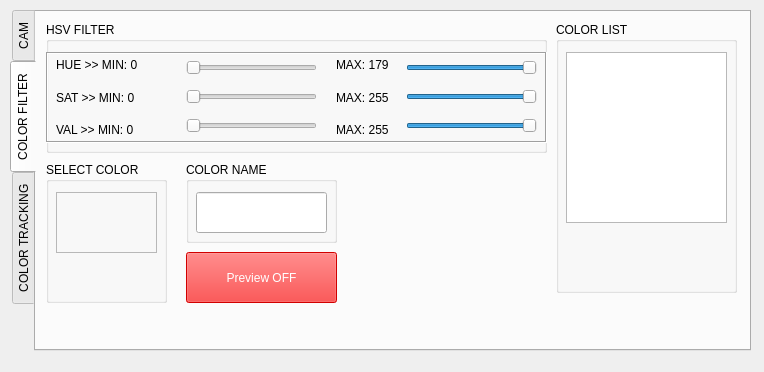
Above: ASMRtracking/mainwindow.ui from eastanganelli/asmrCV before the change. Below: the same form after it.
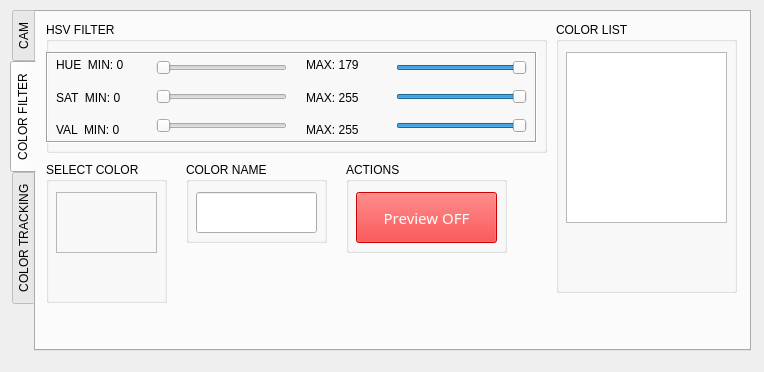
That is the form after the change. The open tabs and pages were chosen to show the change. Icons and pictures are not drawn.

```diff
--- a/ASMRtracking/mainwindow.ui
+++ b/ASMRtracking/mainwindow.ui
@@ -259,30 +259,6 @@
      <attribute name="title">
       <string>COLOR FILTER</string>
      </attribute>
-     <widget class="QPushButton" name="btnHSVpreview">
-      <property name="enabled">
-       <bool>false</bool>
-      </property>
-      <property name="geometry">
-       <rect>
-        <x>150</x>
-        <y>240</y>
-        <width>151</width>
-        <height>51</height>
-       </rect>
-      </property>
-      <property name="styleSheet">
-       <string notr="true">background-color: rgb(255, 0, 0);
-font: 81 12pt &quot;Rockwell Extra Bold&quot;;
-color: rgb(255, 255, 255);</string>
-      </property>
-      <property name="text">
-       <string>Preview OFF</string>
-      </property>
-      <property name="flat">
-       <bool>false</bool>
-      </property>
-     </widget>
      <widget class="QGroupBox" name="gbHSVfilter">
       <property name="geometry">
        <rect>
@@ -303,7 +279,7 @@
         <rect>
          <x>0</x>
          <y>30</y>
-         <width>501</width>
+         <width>491</width>
          <height>91</height>
         </rect>
        </property>
@@ -316,7 +292,7 @@
        <widget class="QWidget" name="verticalLayoutWidget">
         <property name="geometry">
          <rect>
-          <x>140</x>
+          <x>110</x>
           <y>0</y>
           <width>131</width>
           <height>91</height>
@@ -358,7 +334,7 @@
        <widget class="QWidget" name="verticalLayoutWidget_2">
         <property name="geometry">
          <rect>
-          <x>360</x>
+          <x>350</x>
           <y>0</y>
           <width>131</width>
           <height>91</height>
@@ -414,7 +390,7 @@
          <rect>
           <x>10</x>
           <y>0</y>
-          <width>126</width>
+          <width>91</width>
           <height>91</height>
          </rect>
         </property>
@@ -425,7 +401,7 @@
             <string notr="true">font: 10pt &quot;Rockwell&quot;;</string>
            </property>
            <property name="text">
-            <string>HUE &gt;&gt; MIN: 0</string>
+            <string>HUE  MIN: 0</string>
            </property>
           </widget>
          </item>
@@ -435,7 +411,7 @@
             <string notr="true">font: 10pt &quot;Rockwell&quot;;</string>
            </property>
            <property name="text">
-            <string>SAT &gt;&gt; MIN: 0</string>
+            <string>SAT  MIN: 0</string>
            </property>
           </widget>
          </item>
@@ -445,7 +421,7 @@
             <string notr="true">font: 10pt &quot;Rockwell&quot;;</string>
            </property>
            <property name="text">
-            <string>VAL &gt;&gt; MIN: 0</string>
+            <string>VAL  MIN: 0</string>
            </property>
           </widget>
          </item>
@@ -454,7 +430,7 @@
        <widget class="QWidget" name="verticalLayoutWidget_4">
         <property name="geometry">
          <rect>
-          <x>290</x>
+          <x>260</x>
           <y>0</y>
           <width>80</width>
           <height>91</height>
@@ -558,7 +534,7 @@
        <rect>
         <x>150</x>
         <y>150</y>
-        <width>151</width>
+        <width>141</width>
         <height>81</height>
        </rect>
       </property>
@@ -573,7 +549,7 @@
         <rect>
          <x>10</x>
          <y>30</y>
-         <width>131</width>
+         <width>121</width>
          <height>41</height>
         </rect>
        </property>
@@ -695,6 +671,61 @@
        </property>
       </widget>
      </widget>
+     <widget class="QGroupBox" name="gbActions">
+      <property name="geometry">
+       <rect>
+        <x>310</x>
+        <y>150</y>
+        <width>161</width>
+        <height>91</height>
+       </rect>
+      </property>
+      <property name="styleSheet">
+       <string notr="true">font: 10pt &quot;Rockwell&quot;;</string>
+      </property>
+      <property name="title">
+       <string>ACTIONS</string>
+      </property>
+      <widget class="QPushButton" name="btnHSVpreview">
+       <property name="enabled">
+        <bool>false</bool>
+       </property>
+       <property name="geometry">
+        <rect>
+         <x>10</x>
+         <y>30</y>
+         <width>141</width>
+         <height>51</height>
+        </rect>
+       </property>
+       <property name="font">
+        <font>
+         <family>Rockwell Extra Bold</family>
+         <pointsize>11</pointsize>
+         <weight>10</weight>
+         <italic>false</italic>
+         <bold>false</bold>
+        </font>
+       </property>
+       <property name="styleSheet">
+        <string notr="true">background-color: rgb(255, 0, 0);
+font: 81 11pt &quot;Rockwell Extra Bold&quot;;
+color: rgb(255, 255, 255);</string>
+       </property>
+       <property name="text">
+        <string>Preview OFF</string>
+       </property>
+       <property name="autoRepeat">
+        <bool>false</bool>
+       </property>
+       <property name="autoExclusive">
+        <bool>false</bool>
+       </property>
+       <property name="flat">
+        <bool>false</bool>
+       </property>
+      </widget>
+     </widget>
     </widget>
     <widget class="QWidget" name="tabTRACKING">
      <property name="enabled">
```
Left out of the diff: 131 changed lines with no effect on the pictures. Lines whose indentation alone changed are shown as unchanged.
